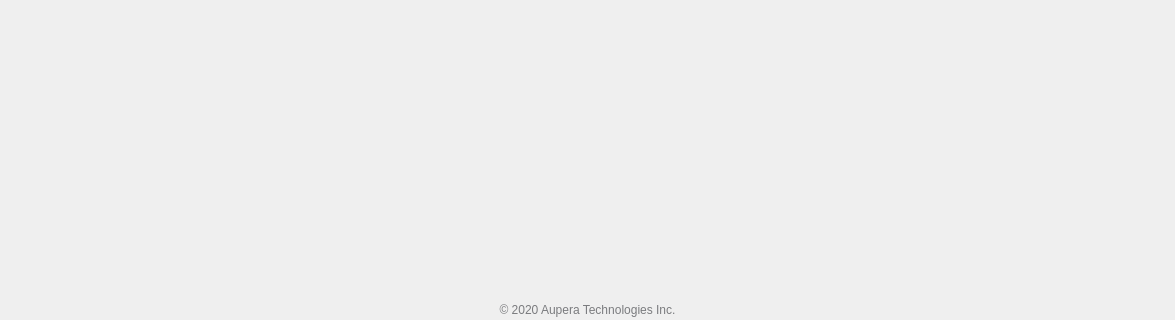
Meydan-ZHOU/smileSystem, file app/ui/HomeLayoutUI.ui: the form before one commit; both pictures show x 0 to 1175 and y 455 to 775 of the 1175 by 775 pixel window.
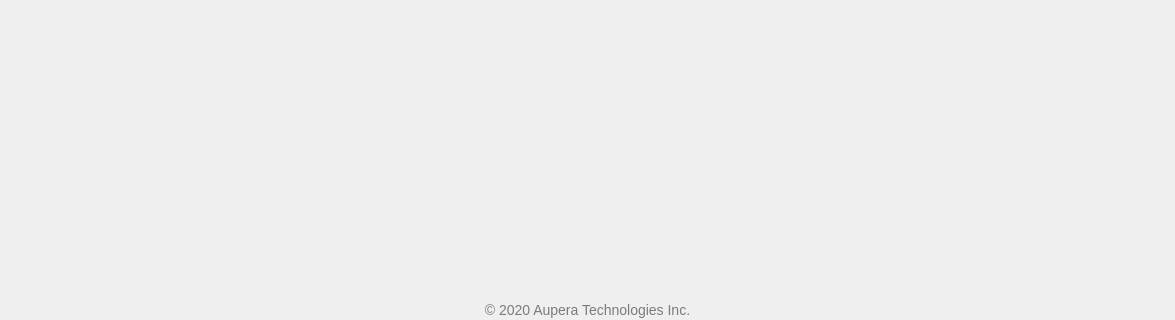
The form after the commit.

What changed in the file:
```diff
--- a/app/ui/HomeLayoutUI.ui
+++ b/app/ui/HomeLayoutUI.ui
@@ -119,7 +119,7 @@
            <bool>true</bool>
           </property>
           <property name="styleSheet">
-           <string notr="true">font-size:12px;
+           <string notr="true">font-size:14px;
 color:#7a7b7e;</string>
           </property>
           <property name="lineWidth">
```
